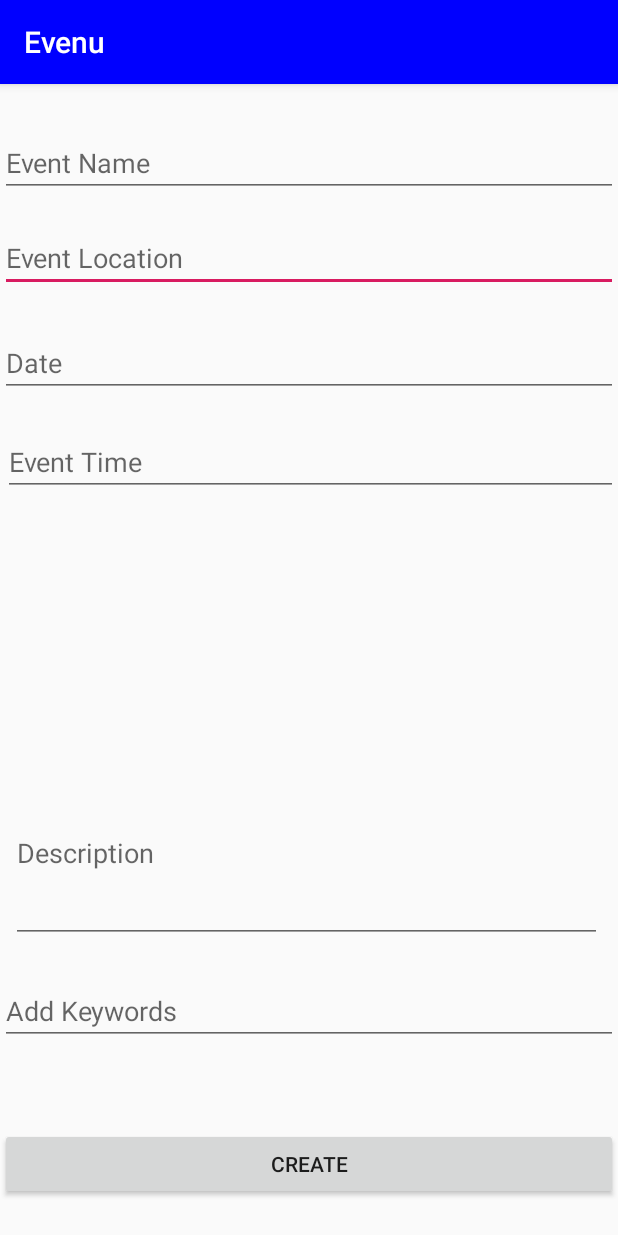
After one commit to tbtea/Evenu, an Android app: the CreateEventActivity screen opened directly, with no data from a screen before it, on a phone screen of 412 x 824 dp. The commit adds this screen. Run offline under Robolectric (Android 15) with nearby library versions, the phone set to English and light mode, and no system bars; our stand-ins replace Firebase (no records; nobody signed in at launch, a user with empty details on screens opened directly).

Commit message:
December 4 , 2:58 changes.

```diff
--- a/app/src/main/AndroidManifest.xml
+++ b/app/src/main/AndroidManifest.xml
@@ -20,7 +20,8 @@
         </activity>
 
         <activity android:name=".RegisterActivity"></activity>
-        <activity android:name=".SearchEventActivity"></activity>
+        <activity android:name=".CreateEventActivity"></activity>
+        <activity android:name=".MainDisplayActivity"></activity>
     </application>
 
 
--- /dev/null
+++ b/app/src/main/java/com/example/tonytea/evenu/CreateEventActivity.java
@@ -0,0 +1,64 @@
+package com.example.tonytea.evenu;
+
+import android.os.Bundle;
+import android.support.v7.app.AppCompatActivity;
+import android.view.View;
+import android.widget.EditText;
+
+import com.google.firebase.database.DatabaseReference;
+import com.google.firebase.database.FirebaseDatabase;
+
+
+
+public class CreateEventActivity extends AppCompatActivity {
+
+    private EditText mEventTitleView;
+    private EditText mEventLocation;
+    private EditText mDate;
+    private EditText mTime;
+    private EditText mDescription;
+    private EditText mKeywords;
+
+    public DatabaseReference databaseReference;
+
+    protected void onCreate(Bundle savedInstanceState){
+
+        super.onCreate(savedInstanceState);
+        setContentView(R.layout.create_event);
+
+        mEventTitleView = (EditText) findViewById(R.id.event_title);
+        mEventLocation = (EditText) findViewById(R.id.event_location);
+        mDate = (EditText) findViewById(R.id.event_date);
+        mTime = (EditText) findViewById(R.id.event_time);
+        mDescription = (EditText) findViewById(R.id.event_description);
+        mKeywords = (EditText) findViewById(R.id.event_keywords);
+
+        databaseReference = FirebaseDatabase.getInstance().getReference();
+
+    }
+
+    // view points to the button
+    public void handleSavedData(View view){
+
+        String eventTitle = mEventTitleView.getText().toString();
+        String eventLocation = mEventLocation.getText().toString();
+        String eventDate = mDate.getText().toString();
+        String eventTime = mTime.getText().toString();
+        String eventDescription = mDescription.getText().toString();
+        String eventKeywords = mKeywords.getText().toString();
+
+
+
+        // Will randomly generate a unique key for each event
+        String id = databaseReference.child("events").push().getKey();
+
+
+        Event newEvent = new Event(eventTitle, eventLocation, eventDate,
+                                   eventTime, eventDescription, eventKeywords, id);
+
+
+        databaseReference.child("events").child(id).setValue(newEvent);
+
+    }
+
+}
--- a/app/src/main/java/com/example/tonytea/evenu/LoginActivity.java
+++ b/app/src/main/java/com/example/tonytea/evenu/LoginActivity.java
@@ -81,7 +81,7 @@ public class LoginActivity extends AppCompatActivity {
                     showErrorDialog("There was a problem signing in");
                 }
                 else{
-                     Intent intent = new Intent (LoginActivity.this, SearchEventActivity.class);
+                     Intent intent = new Intent (LoginActivity.this, MainDisplayActivity.class);
                      finish();
                      startActivity(intent);
                 }
--- /dev/null
+++ b/app/src/main/res/layout/create_event.xml
@@ -0,0 +1,95 @@
+<?xml version="1.0" encoding="utf-8"?>
+<RelativeLayout xmlns:android="http://schemas.android.com/apk/res/android"
+    android:layout_width="match_parent"
+    android:layout_height="match_parent">
+
+    <Button
+        android:id="@+id/button2"
+        android:layout_width="match_parent"
+        android:layout_height="wrap_content"
+        android:layout_alignParentStart="true"
+        android:layout_alignParentLeft="true"
+        android:layout_alignParentBottom="true"
+        android:layout_marginStart="0dp"
+        android:layout_marginLeft="0dp"
+        android:layout_marginBottom="24dp"
+        android:onClick="handleSavedData"
+        android:text="Create" />
+
+
+    <EditText
+        android:id="@+id/event_location"
+        android:layout_width="match_parent"
+        android:layout_height="wrap_content"
+        android:layout_alignParentStart="true"
+        android:layout_alignParentLeft="true"
+        android:layout_alignParentTop="true"
+        android:layout_marginStart="0dp"
+        android:layout_marginLeft="0dp"
+        android:layout_marginTop="93dp"
+        android:hint="@string/event_location" />
+
+    <EditText
+        android:id="@+id/event_title"
+        android:layout_width="match_parent"
+        android:layout_height="wrap_content"
+        android:layout_alignParentStart="true"
+        android:layout_alignParentLeft="true"
+        android:layout_alignParentTop="true"
+        android:layout_marginStart="0dp"
+        android:layout_marginLeft="0dp"
+        android:layout_marginTop="30dp"
+        android:hint="@string/event_name" />
+
+    <EditText
+        android:id="@+id/event_date"
+        android:layout_width="match_parent"
+        android:layout_height="wrap_content"
+        android:layout_alignParentStart="true"
+        android:layout_alignParentLeft="true"
+        android:layout_alignParentTop="true"
+        android:layout_marginStart="0dp"
+        android:layout_marginLeft="0dp"
+        android:layout_marginTop="163dp"
+        android:hint="@string/event_date" />
+
+    <EditText
+        android:id="@+id/event_time"
+        android:layout_width="match_parent"
+        android:layout_height="wrap_content"
+        android:layout_alignParentStart="true"
+        android:layout_alignParentLeft="true"
+        android:layout_alignParentTop="true"
+        android:layout_marginStart="2dp"
+        android:layout_marginLeft="2dp"
+        android:layout_marginTop="229dp"
+        android:hint="@string/event_time" />
+
+    <EditText
+        android:id="@+id/event_description"
+        android:layout_width="394dp"
+        android:layout_height="120dp"
+        android:layout_alignParentStart="true"
+        android:layout_alignParentLeft="true"
+        android:layout_alignParentBottom="true"
+        android:layout_marginStart="7dp"
+        android:layout_marginLeft="7dp"
+        android:layout_marginBottom="195dp"
+        android:ems="10"
+        android:hint="@string/description"
+        android:inputType="textMultiLine" />
+
+    <EditText
+        android:id="@+id/event_keywords"
+        android:layout_width="match_parent"
+        android:layout_height="wrap_content"
+        android:layout_alignParentStart="true"
+        android:layout_alignParentLeft="true"
+        android:layout_alignParentBottom="true"
+        android:layout_marginStart="0dp"
+        android:layout_marginLeft="0dp"
+        android:layout_marginBottom="127dp"
+        android:hint="@string/add_keywords" />
+
+
+</RelativeLayout>
--- a/app/src/main/res/layout/main_page_activity.xml
+++ b/app/src/main/res/layout/main_page_activity.xml
@@ -9,5 +9,6 @@
         android:layout_width="wrap_content"
         android:layout_height="wrap_content"
         android:onClick="createEvent"
-        android:text="@string/ceateAnEvent"/>
+        android:text="@string/createAnEvent"/>
+
 </android.support.constraint.ConstraintLayout>
--- a/app/src/main/res/values/strings.xml
+++ b/app/src/main/res/values/strings.xml
@@ -10,5 +10,11 @@
     <string name="invalid_password_error">Password is invalid</string>
     <string name="error_enter_email">Please enter your email address</string>
     <string name="error_email_invalid">This email address is invalid</string>
-    <string name="ceateAnEvent">Create an Event</string>
+    <string name="createAnEvent">Create an Event</string>
+    <string name="event_name">Event Name</string>
+    <string name="event_location">Event Location</string>
+    <string name="event_date">Date</string>
+    <string name="event_time">Event Time</string>
+    <string name="description">Description</string>
+    <string name="add_keywords">Add Keywords</string>
 </resources>
```
Also changed, not shown: app/src/main/java/com/example/tonytea/evenu/Event.java (added, +53 -0 lines), app/src/main/java/com/example/tonytea/evenu/Flower.java (deleted, +0 -13 lines), app/src/main/java/com/example/tonytea/evenu/MainDisplayActivity.java (+8 -0 lines), app/src/main/java/com/example/tonytea/evenu/SearchEventActivity.java (deleted, +0 -39 lines), app/src/main/res/layout/search_event.xml (deleted, +0 -19 lines).
